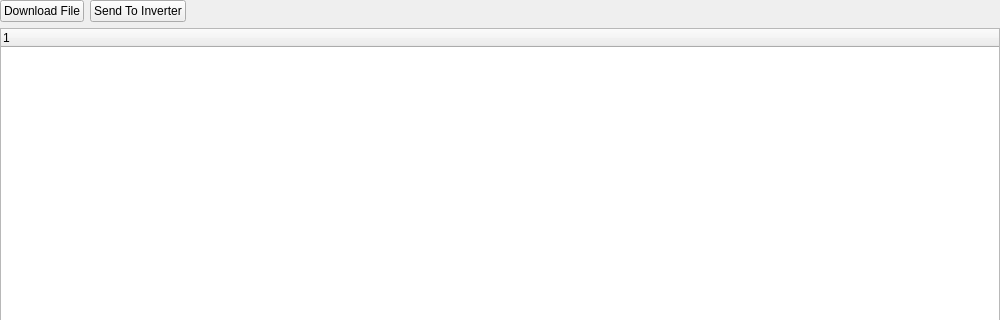
Above: epyqlib/tabs/files/filesview.ui from epcpower/stlib before the change; both pictures show x 0 to 1000 and y 0 to 320 of the 1000 by 600 pixel window. Below: the same form after it.
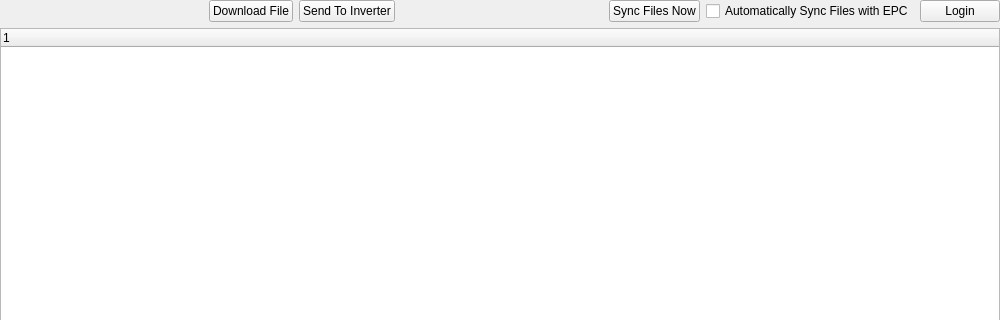
That is the form after the change.

Commit message: First change to match updated files grid design

```diff
--- a/epyqlib/tabs/files/filesview.ui
+++ b/epyqlib/tabs/files/filesview.ui
@@ -36,6 +36,19 @@
     <layout class="QGridLayout" name="gridLayout">
      <item row="0" column="0">
       <layout class="QHBoxLayout" name="horizontalLayout">
+       <item>
+        <spacer name="horizontalSpacer">
+         <property name="orientation">
+          <enum>Qt::Horizontal</enum>
+         </property>
+         <property name="sizeHint" stdset="0">
+          <size>
+           <width>40</width>
+           <height>20</height>
+          </size>
+         </property>
+        </spacer>
+       </item>
        <item>
         <widget class="QPushButton" name="download_file">
          <property name="sizePolicy">
@@ -63,7 +76,7 @@
         </widget>
        </item>
        <item>
-        <spacer name="horizontalSpacer">
+        <spacer name="horizontalSpacer_2">
          <property name="orientation">
           <enum>Qt::Horizontal</enum>
          </property>
@@ -75,6 +88,27 @@
          </property>
         </spacer>
        </item>
+       <item>
+        <widget class="QPushButton" name="sync_now">
+         <property name="text">
+          <string>Sync Files Now</string>
+         </property>
+        </widget>
+       </item>
+       <item>
+        <widget class="QCheckBox" name="auto_sync">
+         <property name="text">
+          <string>Automatically Sync Files with EPC</string>
+         </property>
+        </widget>
+       </item>
+       <item>
+        <widget class="QPushButton" name="login">
+         <property name="text">
+          <string>Login</string>
+         </property>
+        </widget>
+       </item>
       </layout>
      </item>
      <item row="1" column="0">
```
The commit also changes 3 other files.
